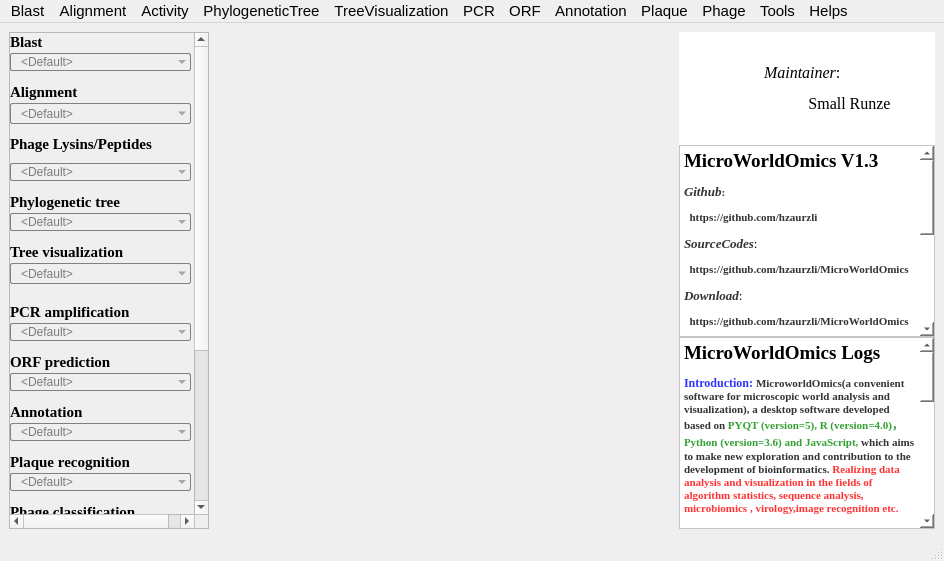
Before: the Qt Designer form MicroWorldOmics.ui in hzaurzli/MicroWorldOmics, drawn with Qt 5.
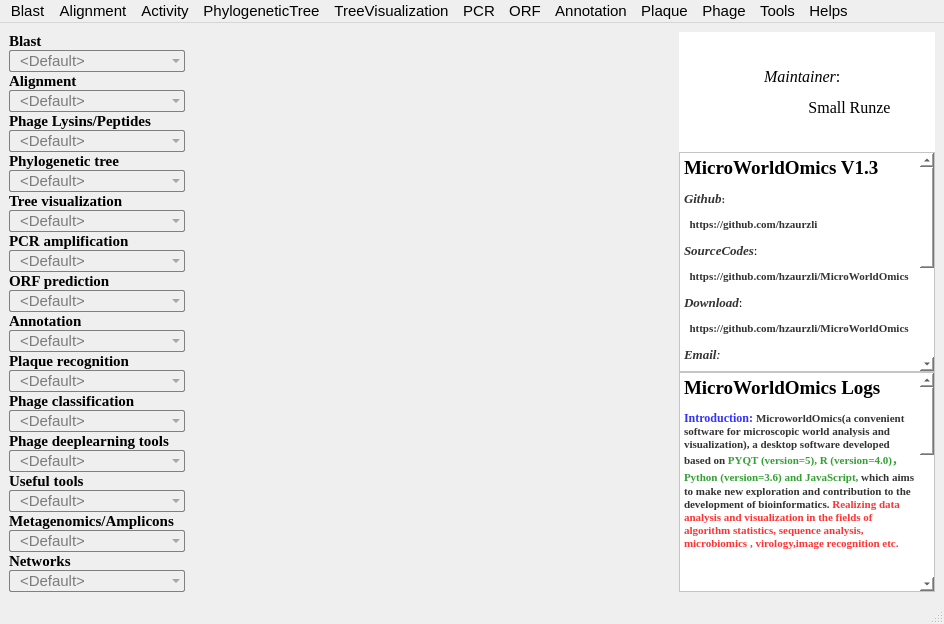
After: the same form once the commit is applied. Icons and pictures are not drawn.

What changed in the file:
```diff
--- a/MicroWorldOmics.ui
+++ b/MicroWorldOmics.ui
@@ -28,52 +28,40 @@
    <string notr="true">background-image: url(D:/tools/Pycharm/pyqt/logo/green.png)</string>
   </property>
   <widget class="QWidget" name="centralwidget">
-   <layout class="QGridLayout" name="gridLayout_3">
-    <item row="0" column="0">
-     <layout class="QVBoxLayout" name="verticalLayout" stretch="0">
+   <layout class="QHBoxLayout" name="horizontalLayout">
+    <item>
+     <layout class="QVBoxLayout" name="verticalLayout" stretch="0,0,0,0,0,0,0,0,0,0,0,0,0,0,0,0,0,0,0,0,0,0,0,0,0,0,0,0">
       <property name="spacing">
        <number>0</number>
       </property>
       <item>
-       <widget class="QScrollArea" name="scrollArea">
+       <widget class="QLabel" name="label">
         <property name="sizePolicy">
          <sizepolicy hsizetype="Preferred" vsizetype="Expanding">
           <horstretch>0</horstretch>
           <verstretch>0</verstretch>
          </sizepolicy>
         </property>
-        <property name="maximumSize">
-         <size>
-          <width>600</width>
-          <height>16777215</height>
-         </size>
+        <property name="font">
+         <font>
+          <family>Times New Roman</family>
+          <pointsize>11</pointsize>
+          <weight>75</weight>
+          <bold>true</bold>
+         </font>
         </property>
-        <property name="widgetResizable">
-         <bool>false</bool>
+        <property name="text">
+         <string>Blast</string>
         </property>
-        <widget class="QWidget" name="scrollAreaWidgetContents">
-         <property name="geometry">
-          <rect>
-           <x>0</x>
-           <y>-242</y>
-           <width>198</width>
-           <height>719</height>
-          </rect>
-         </property>
+       </widget>
+      </item>
+      <item>
          <widget class="QComboBox" name="comboBox">
           <property name="enabled">
            <bool>true</bool>
           </property>
-          <property name="geometry">
-           <rect>
-            <x>0</x>
-            <y>20</y>
-            <width>181</width>
-            <height>18</height>
-           </rect>
-          </property>
           <property name="sizePolicy">
-           <sizepolicy hsizetype="Expanding" vsizetype="Expanding">
+         <sizepolicy hsizetype="Preferred" vsizetype="Expanding">
             <horstretch>0</horstretch>
             <verstretch>0</verstretch>
            </sizepolicy>
@@ -123,44 +111,11 @@
            </property>
           </item>
          </widget>
-         <widget class="QLabel" name="label">
-          <property name="geometry">
-           <rect>
-            <x>0</x>
-            <y>0</y>
-            <width>181</width>
-            <height>17</height>
-           </rect>
-          </property>
-          <property name="sizePolicy">
-           <sizepolicy hsizetype="Expanding" vsizetype="Expanding">
-            <horstretch>0</horstretch>
-            <verstretch>0</verstretch>
-           </sizepolicy>
-          </property>
-          <property name="font">
-           <font>
-            <family>Times New Roman</family>
-            <pointsize>11</pointsize>
-            <weight>75</weight>
-            <bold>true</bold>
-           </font>
-          </property>
-          <property name="text">
-           <string>Blast</string>
-          </property>
-         </widget>
+      </item>
+      <item>
          <widget class="QLabel" name="label_2">
-          <property name="geometry">
-           <rect>
-            <x>0</x>
-            <y>50</y>
-            <width>181</width>
-            <height>17</height>
-           </rect>
-          </property>
           <property name="sizePolicy">
-           <sizepolicy hsizetype="Expanding" vsizetype="Expanding">
+         <sizepolicy hsizetype="Preferred" vsizetype="Expanding">
             <horstretch>0</horstretch>
             <verstretch>0</verstretch>
            </sizepolicy>
@@ -177,20 +132,14 @@
            <string>Alignment</string>
           </property>
          </widget>
+      </item>
+      <item>
          <widget class="QComboBox" name="comboBox_2">
           <property name="enabled">
            <bool>true</bool>
           </property>
-          <property name="geometry">
-           <rect>
-            <x>0</x>
-            <y>70</y>
-            <width>181</width>
-            <height>21</height>
-           </rect>
-          </property>
           <property name="sizePolicy">
-           <sizepolicy hsizetype="Expanding" vsizetype="Expanding">
+         <sizepolicy hsizetype="Preferred" vsizetype="Expanding">
             <horstretch>0</horstretch>
             <verstretch>0</verstretch>
            </sizepolicy>
@@ -236,17 +185,32 @@
            </property>
           </item>
          </widget>
+      </item>
+      <item>
+       <widget class="QLabel" name="label_3">
+        <property name="sizePolicy">
+         <sizepolicy hsizetype="Preferred" vsizetype="Expanding">
+          <horstretch>0</horstretch>
+          <verstretch>0</verstretch>
+         </sizepolicy>
+        </property>
+        <property name="font">
+         <font>
+          <family>Times New Roman</family>
+          <pointsize>11</pointsize>
+          <weight>75</weight>
+          <bold>true</bold>
+         </font>
+        </property>
+        <property name="text">
+         <string>Phage Lysins/Peptides</string>
+        </property>
+       </widget>
+      </item>
+      <item>
          <widget class="QComboBox" name="comboBox_3">
-          <property name="geometry">
-           <rect>
-            <x>0</x>
-            <y>130</y>
-            <width>181</width>
-            <height>18</height>
-           </rect>
-          </property>
           <property name="sizePolicy">
-           <sizepolicy hsizetype="Expanding" vsizetype="Expanding">
+         <sizepolicy hsizetype="Preferred" vsizetype="Expanding">
             <horstretch>0</horstretch>
             <verstretch>0</verstretch>
            </sizepolicy>
@@ -282,17 +246,11 @@
            </property>
           </item>
          </widget>
-         <widget class="QLabel" name="label_3">
-          <property name="geometry">
-           <rect>
-            <x>0</x>
-            <y>100</y>
-            <width>181</width>
-            <height>21</height>
-           </rect>
-          </property>
+      </item>
+      <item>
+       <widget class="QLabel" name="label_4">
           <property name="sizePolicy">
-           <sizepolicy hsizetype="Expanding" vsizetype="Expanding">
+         <sizepolicy hsizetype="Preferred" vsizetype="Expanding">
             <horstretch>0</horstretch>
             <verstretch>0</verstretch>
            </sizepolicy>
@@ -306,23 +264,17 @@
            </font>
           </property>
           <property name="text">
-           <string>Phage Lysins/Peptides</string>
-          </property>
-         </widget>
+         <string>Phylogenetic tree</string>
+        </property>
+       </widget>
+      </item>
+      <item>
          <widget class="QComboBox" name="comboBox_4">
           <property name="enabled">
            <bool>true</bool>
           </property>
-          <property name="geometry">
-           <rect>
-            <x>0</x>
-            <y>180</y>
-            <width>181</width>
-            <height>18</height>
-           </rect>
-          </property>
           <property name="sizePolicy">
-           <sizepolicy hsizetype="Expanding" vsizetype="Expanding">
+         <sizepolicy hsizetype="Preferred" vsizetype="Expanding">
             <horstretch>0</horstretch>
             <verstretch>0</verstretch>
            </sizepolicy>
@@ -363,88 +315,11 @@
            </property>
           </item>
          </widget>
-         <widget class="QLabel" name="label_4">
-          <property name="geometry">
-           <rect>
-            <x>0</x>
-            <y>160</y>
-            <width>181</width>
-            <height>17</height>
-           </rect>
-          </property>
-          <property name="sizePolicy">
-           <sizepolicy hsizetype="Expanding" vsizetype="Expanding">
-            <horstretch>0</horstretch>
-            <verstretch>0</verstretch>
-           </sizepolicy>
-          </property>
-          <property name="font">
-           <font>
-            <family>Times New Roman</family>
-            <pointsize>11</pointsize>
-            <weight>75</weight>
-            <bold>true</bold>
-           </font>
-          </property>
-          <property name="text">
-           <string>Phylogenetic tree</string>
-          </property>
-         </widget>
-         <widget class="QComboBox" name="comboBox_5">
-          <property name="enabled">
-           <bool>true</bool>
-          </property>
-          <property name="geometry">
-           <rect>
-            <x>0</x>
-            <y>230</y>
-            <width>181</width>
-            <height>21</height>
-           </rect>
-          </property>
-          <property name="sizePolicy">
-           <sizepolicy hsizetype="Expanding" vsizetype="Expanding">
-            <horstretch>0</horstretch>
-            <verstretch>0</verstretch>
-           </sizepolicy>
-          </property>
-          <property name="styleSheet">
-           <string notr="true">/* 未下拉时，QComboBox的样式 */
-QComboBox {
-    border: 1px solid gray;   /* 边框 */
-    border-radius:2px;   /* 圆角 */
-    padding: 0px 0px 0px 10px; /* 上内边距、右内边距、下内边距、左内边距 */
-    color: rgba(51,51,51,1);
-    /*font: normal normal 15px &quot;Microsoft YaHei&quot;;*/
-    text-align: AlignHCenter;
- 
-    color:rgb(123,123,123);/*字体颜色*/
-    background-color: transparent;
-}
-</string>
-          </property>
-          <item>
-           <property name="text">
-            <string>&lt;Default&gt;</string>
-           </property>
           </item>
           <item>
-           <property name="text">
-            <string>PhylogeneticTree</string>
-           </property>
-          </item>
-         </widget>
          <widget class="QLabel" name="label_5">
-          <property name="geometry">
-           <rect>
-            <x>0</x>
-            <y>210</y>
-            <width>181</width>
-            <height>17</height>
-           </rect>
-          </property>
           <property name="sizePolicy">
-           <sizepolicy hsizetype="Expanding" vsizetype="Expanding">
+         <sizepolicy hsizetype="Preferred" vsizetype="Expanding">
             <horstretch>0</horstretch>
             <verstretch>0</verstretch>
            </sizepolicy>
@@ -461,20 +336,14 @@
            <string>Tree visualization</string>
           </property>
          </widget>
-         <widget class="QComboBox" name="comboBox_6">
+      </item>
+      <item>
+       <widget class="QComboBox" name="comboBox_5">
           <property name="enabled">
            <bool>true</bool>
           </property>
-          <property name="geometry">
-           <rect>
-            <x>0</x>
-            <y>290</y>
-            <width>181</width>
-            <height>18</height>
-           </rect>
-          </property>
           <property name="sizePolicy">
-           <sizepolicy hsizetype="Expanding" vsizetype="Expanding">
+         <sizepolicy hsizetype="Preferred" vsizetype="Expanding">
             <horstretch>0</horstretch>
             <verstretch>0</verstretch>
            </sizepolicy>
@@ -491,7 +360,8 @@
  
     color:rgb(123,123,123);/*字体颜色*/
     background-color: transparent;
-}</string>
+}
+</string>
           </property>
           <item>
            <property name="text">
@@ -504,17 +374,11 @@
            </property>
           </item>
          </widget>
+      </item>
+      <item>
          <widget class="QLabel" name="label_6">
-          <property name="geometry">
-           <rect>
-            <x>0</x>
-            <y>270</y>
-            <width>181</width>
-            <height>17</height>
-           </rect>
-          </property>
           <property name="sizePolicy">
-           <sizepolicy hsizetype="Expanding" vsizetype="Expanding">
+         <sizepolicy hsizetype="Preferred" vsizetype="Expanding">
             <horstretch>0</horstretch>
             <verstretch>0</verstretch>
            </sizepolicy>
@@ -531,20 +395,130 @@
            <string>PCR amplification</string>
           </property>
          </widget>
+      </item>
+      <item>
+       <widget class="QComboBox" name="comboBox_6">
+        <property name="enabled">
+         <bool>true</bool>
+        </property>
+        <property name="sizePolicy">
+         <sizepolicy hsizetype="Preferred" vsizetype="Expanding">
+          <horstretch>0</horstretch>
+          <verstretch>0</verstretch>
+         </sizepolicy>
+        </property>
+        <property name="styleSheet">
+         <string notr="true">/* 未下拉时，QComboBox的样式 */
+QComboBox {
+    border: 1px solid gray;   /* 边框 */
+    border-radius:2px;   /* 圆角 */
+    padding: 0px 0px 0px 10px; /* 上内边距、右内边距、下内边距、左内边距 */
+    color: rgba(51,51,51,1);
+    /*font: normal normal 15px &quot;Microsoft YaHei&quot;;*/
+    text-align: AlignHCenter;
+ 
+    color:rgb(123,123,123);/*字体颜色*/
+    background-color: transparent;
+}</string>
+        </property>
+        <item>
+         <property name="text">
+          <string>&lt;Default&gt;</string>
+         </property>
+        </item>
+        <item>
+         <property name="text">
+          <string>PCR</string>
+         </property>
+        </item>
+       </widget>
+      </item>
+      <item>
+       <widget class="QLabel" name="label_7">
+        <property name="sizePolicy">
+         <sizepolicy hsizetype="Preferred" vsizetype="Expanding">
+          <horstretch>0</horstretch>
+          <verstretch>0</verstretch>
+         </sizepolicy>
+        </property>
+        <property name="font">
+         <font>
+          <family>Times New Roman</family>
+          <pointsize>11</pointsize>
+          <weight>75</weight>
+          <bold>true</bold>
+         </font>
+        </property>
+        <property name="text">
+         <string>ORF prediction</string>
+        </property>
+       </widget>
+      </item>
+      <item>
+       <widget class="QComboBox" name="comboBox_7">
+        <property name="enabled">
+         <bool>true</bool>
+        </property>
+        <property name="sizePolicy">
+         <sizepolicy hsizetype="Preferred" vsizetype="Expanding">
+          <horstretch>0</horstretch>
+          <verstretch>0</verstretch>
+         </sizepolicy>
+        </property>
+        <property name="styleSheet">
+         <string notr="true">/* 未下拉时，QComboBox的样式 */
+QComboBox {
+    border: 1px solid gray;   /* 边框 */
+    border-radius:2px;   /* 圆角 */
+    padding: 0px 0px 0px 10px; /* 上内边距、右内边距、下内边距、左内边距 */
+    color: rgba(51,51,51,1);
+    /*font: normal normal 15px &quot;Microsoft YaHei&quot;;*/
+    text-align: AlignHCenter;
+ 
+    color:rgb(123,123,123);/*字体颜色*/
+    background-color: transparent;
+}</string>
+        </property>
+        <item>
+         <property name="text">
+          <string>&lt;Default&gt;</string>
+         </property>
+        </item>
+        <item>
+         <property name="text">
+          <string>Prodigal</string>
+         </property>
+        </item>
+       </widget>
+      </item>
+      <item>
+       <widget class="QLabel" name="label_8">
+        <property name="sizePolicy">
+         <sizepolicy hsizetype="Preferred" vsizetype="Expanding">
+          <horstretch>0</horstretch>
+          <verstretch>0</verstretch>
+         </sizepolicy>
+        </property>
+        <property name="font">
+         <font>
+          <family>Times New Roman</family>
+          <pointsize>11</pointsize>
+          <weight>75</weight>
+          <bold>true</bold>
+         </font>
+        </property>
+        <property name="text">
+         <string>Annotation</string>
+        </property>
+       </widget>
+      </item>
+      <item>
          <widget class="QComboBox" name="comboBox_8">
           <property name="enabled">
            <bool>true</bool>
           </property>
-          <property name="geometry">
-           <rect>
-            <x>0</x>
-            <y>390</y>
-            <width>181</width>
-            <height>18</height>
-           </rect>
-          </property>
           <property name="sizePolicy">
-           <sizepolicy hsizetype="Expanding" vsizetype="Expanding">
+         <sizepolicy hsizetype="Preferred" vsizetype="Expanding">
             <horstretch>0</horstretch>
             <verstretch>0</verstretch>
            </sizepolicy>
@@ -599,17 +573,11 @@
            </property>
           </item>
          </widget>
-         <widget class="QLabel" name="label_8">
-          <property name="geometry">
-           <rect>
-            <x>0</x>
-            <y>370</y>
-            <width>181</width>
-            <height>17</height>
-           </rect>
-          </property>
+      </item>
+      <item>
+       <widget class="QLabel" name="label_9">
           <property name="sizePolicy">
-           <sizepolicy hsizetype="Expanding" vsizetype="Expanding">
+         <sizepolicy hsizetype="Preferred" vsizetype="Expanding">
             <horstretch>0</horstretch>
             <verstretch>0</verstretch>
            </sizepolicy>
@@ -623,23 +591,17 @@
            </font>
           </property>
           <property name="text">
-           <string>Annotation</string>
-          </property>
-         </widget>
+         <string>Plaque recognition</string>
+        </property>
+       </widget>
+      </item>
+      <item>
          <widget class="QComboBox" name="comboBox_9">
           <property name="enabled">
            <bool>true</bool>
           </property>
-          <property name="geometry">
-           <rect>
-            <x>0</x>
-            <y>440</y>
-            <width>181</width>
-            <height>18</height>
-           </rect>
-          </property>
           <property name="sizePolicy">
-           <sizepolicy hsizetype="Expanding" vsizetype="Expanding">
+         <sizepolicy hsizetype="Preferred" vsizetype="Expanding">
             <horstretch>0</horstretch>
             <verstretch>0</verstretch>
            </sizepolicy>
@@ -674,17 +636,11 @@
            </property>
           </item>
          </widget>
-         <widget class="QLabel" name="label_9">
-          <property name="geometry">
-           <rect>
-            <x>0</x>
-            <y>420</y>
-            <width>181</width>
-            <height>17</height>
-           </rect>
-          </property>
+      </item>
+      <item>
+       <widget class="QLabel" name="label_10">
           <property name="sizePolicy">
-           <sizepolicy hsizetype="Expanding" vsizetype="Expanding">
+         <sizepolicy hsizetype="Preferred" vsizetype="Expanding">
             <horstretch>0</horstretch>
             <verstretch>0</verstretch>
            </sizepolicy>
@@ -698,23 +654,17 @@
            </font>
           </property>
           <property name="text">
-           <string>Plaque recognition</string>
-          </property>
-         </widget>
+         <string>Phage classification</string>
+        </property>
+       </widget>
+      </item>
+      <item>
          <widget class="QComboBox" name="comboBox_10">
           <property name="enabled">
            <bool>true</bool>
           </property>
-          <property name="geometry">
-           <rect>
-            <x>0</x>
-            <y>490</y>
-            <width>181</width>
-            <height>18</height>
-           </rect>
-          </property>
           <property name="sizePolicy">
-           <sizepolicy hsizetype="Expanding" vsizetype="Expanding">
+         <sizepolicy hsizetype="Preferred" vsizetype="Expanding">
             <horstretch>0</horstretch>
             <verstretch>0</verstretch>
            </sizepolicy>
@@ -765,44 +715,11 @@
            </property>
           </item>
          </widget>
-         <widget class="QLabel" name="label_10">
-          <property name="geometry">
-           <rect>
-            <x>0</x>
-            <y>470</y>
-            <width>181</width>
-            <height>17</height>
-           </rect>
-          </property>
-          <property name="sizePolicy">
-           <sizepolicy hsizetype="Expanding" vsizetype="Expanding">
-            <horstretch>0</horstretch>
-            <verstretch>0</verstretch>
-           </sizepolicy>
-          </property>
-          <property name="font">
-           <font>
-            <family>Times New Roman</family>
-            <pointsize>11</pointsize>
-            <weight>75</weight>
-            <bold>true</bold>
-           </font>
-          </property>
-          <property name="text">
-           <string>Phage classification</string>
-          </property>
-         </widget>
+      </item>
+      <item>
          <widget class="QLabel" name="label_11">
-          <property name="geometry">
-           <rect>
-            <x>0</x>
-            <y>520</y>
-            <width>181</width>
-            <height>17</height>
-           </rect>
-          </property>
           <property name="sizePolicy">
-           <sizepolicy hsizetype="Expanding" vsizetype="Expanding">
+         <sizepolicy hsizetype="Preferred" vsizetype="Expanding">
             <horstretch>0</horstretch>
             <verstretch>0</verstretch>
            </sizepolicy>
@@ -819,20 +736,14 @@
            <string>Phage deeplearning tools</string>
           </property>
          </widget>
+      </item>
+      <item>
          <widget class="QComboBox" name="comboBox_11">
           <property name="enabled">
            <bool>true</bool>
           </property>
-          <property name="geometry">
-           <rect>
-            <x>0</x>
-            <y>540</y>
-            <width>181</width>
-            <height>18</height>
-           </rect>
-          </property>
           <property name="sizePolicy">
-           <sizepolicy hsizetype="Expanding" vsizetype="Expanding">
+         <sizepolicy hsizetype="Preferred" vsizetype="Expanding">
             <horstretch>0</horstretch>
             <verstretch>0</verstretch>
            </sizepolicy>
@@ -877,17 +788,11 @@
            </property>
           </item>
          </widget>
+      </item>
+      <item>
          <widget class="QLabel" name="label_12">
-          <property name="geometry">
-           <rect>
-            <x>0</x>
-            <y>570</y>
-            <width>181</width>
-            <height>17</height>
-           </rect>
-          </property>
           <property name="sizePolicy">
-           <sizepolicy hsizetype="Expanding" vsizetype="Expanding">
+         <sizepolicy hsizetype="Preferred" vsizetype="Expanding">
             <horstretch>0</horstretch>
             <verstretch>0</verstretch>
            </sizepolicy>
@@ -904,20 +809,14 @@
            <string>Useful tools</string>
           </property>
          </widget>
+      </item>
+      <item>
          <widget class="QComboBox" name="comboBox_12">
           <property name="enabled">
            <bool>true</bool>
           </property>
-          <property name="geometry">
-           <rect>
-            <x>0</x>
-            <y>590</y>
-            <width>181</width>
-            <height>18</height>
-           </rect>
-          </property>
           <property name="sizePolicy">
-           <sizepolicy hsizetype="Expanding" vsizetype="Expanding">
+         <sizepolicy hsizetype="Preferred" vsizetype="Expanding">
             <horstretch>0</horstretch>
             <verstretch>0</verstretch>
            </sizepolicy>
@@ -1052,87 +951,11 @@
            </property>
           </item>
          </widget>
-         <widget class="QComboBox" name="comboBox_7">
-          <property name="enabled">
-           <bool>true</bool>
-          </property>
-          <property name="geometry">
-           <rect>
-            <x>0</x>
-            <y>340</y>
-            <width>181</width>
-            <height>18</height>
-           </rect>
-          </property>
-          <property name="sizePolicy">
-           <sizepolicy hsizetype="Expanding" vsizetype="Expanding">
-            <horstretch>0</horstretch>
-            <verstretch>0</verstretch>
-           </sizepolicy>
-          </property>
-          <property name="styleSheet">
-           <string notr="true">/* 未下拉时，QComboBox的样式 */
-QComboBox {
-    border: 1px solid gray;   /* 边框 */
-    border-radius:2px;   /* 圆角 */
-    padding: 0px 0px 0px 10px; /* 上内边距、右内边距、下内边距、左内边距 */
-    color: rgba(51,51,51,1);
-    /*font: normal normal 15px &quot;Microsoft YaHei&quot;;*/
-    text-align: AlignHCenter;
- 
-    color:rgb(123,123,123);/*字体颜色*/
-    background-color: transparent;
-}</string>
-          </property>
-          <item>
-           <property name="text">
-            <string>&lt;Default&gt;</string>
-           </property>
           </item>
           <item>
-           <property name="text">
-            <string>Prodigal</string>
-           </property>
-          </item>
-         </widget>
-         <widget class="QLabel" name="label_7">
-          <property name="geometry">
-           <rect>
-            <x>0</x>
-            <y>320</y>
-            <width>181</width>
-            <height>17</height>
-           </rect>
-          </property>
-          <property name="sizePolicy">
-           <sizepolicy hsizetype="Expanding" vsizetype="Expanding">
-            <horstretch>0</horstretch>
-            <verstretch>0</verstretch>
-           </sizepolicy>
-          </property>
-          <property name="font">
-           <font>
-            <family>Times New Roman</family>
-            <pointsize>11</pointsize>
-            <weight>75</weight>
-            <bold>true</bold>
-           </font>
-          </property>
-          <property name="text">
-           <string>ORF prediction</string>
-          </property>
-         </widget>
          <widget class="QLabel" name="label_15">
-          <property name="geometry">
-           <rect>
-            <x>0</x>
-            <y>620</y>
-            <width>181</width>
-            <height>17</height>
-           </rect>
-          </property>
           <property name="sizePolicy">
-           <sizepolicy hsizetype="Expanding" vsizetype="Expanding">
+         <sizepolicy hsizetype="Preferred" vsizetype="Expanding">
             <horstretch>0</horstretch>
             <verstretch>0</verstretch>
            </sizepolicy>
@@ -1149,20 +972,14 @@
            <string>Metagenomics/Amplicons</string>
           </property>
          </widget>
+      </item>
+      <item>
          <widget class="QComboBox" name="comboBox_13">
           <property name="enabled">
            <bool>true</bool>
           </property>
-          <property name="geometry">
-           <rect>
-            <x>0</x>
-            <y>640</y>
-            <width>181</width>
-            <height>18</height>
-           </rect>
-          </property>
           <property name="sizePolicy">
-           <sizepolicy hsizetype="Expanding" vsizetype="Expanding">
+         <sizepolicy hsizetype="Preferred" vsizetype="Expanding">
             <horstretch>0</horstretch>
             <verstretch>0</verstretch>
            </sizepolicy>
@@ -1237,17 +1054,11 @@
            </property>
           </item>
          </widget>
+      </item>
+      <item>
          <widget class="QLabel" name="label_16">
-          <property name="geometry">
-           <rect>
-            <x>0</x>
-            <y>670</y>
-            <width>181</width>
-            <height>17</height>
-           </rect>
-          </property>
           <property name="sizePolicy">
-           <sizepolicy hsizetype="Expanding" vsizetype="Expanding">
+         <sizepolicy hsizetype="Preferred" vsizetype="Expanding">
             <horstretch>0</horstretch>
             <verstretch>0</verstretch>
            </sizepolicy>
@@ -1264,20 +1075,14 @@
            <string>Networks</string>
           </property>
          </widget>
+      </item>
+      <item>
          <widget class="QComboBox" name="comboBox_14">
           <property name="enabled">
            <bool>true</bool>
           </property>
-          <property name="geometry">
-           <rect>
-            <x>0</x>
-            <y>690</y>
-            <width>181</width>
-            <height>18</height>
-           </rect>
-          </property>
           <property name="sizePolicy">
-           <sizepolicy hsizetype="Expanding" vsizetype="Expanding">
+         <sizepolicy hsizetype="Preferred" vsizetype="Expanding">
             <horstretch>0</horstretch>
             <verstretch>0</verstretch>
            </sizepolicy>
@@ -1337,12 +1142,10 @@
            </property>
           </item>
          </widget>
-        </widget>
-       </widget>
       </item>
      </layout>
     </item>
-    <item row="0" column="1">
+    <item>
      <layout class="QGridLayout" name="gridLayout_2">
       <item row="0" column="0">
        <widget class="QLabel" name="label_17">
@@ -1386,7 +1189,7 @@
       </item>
      </layout>
     </item>
-    <item row="0" column="2">
+    <item>
      <layout class="QGridLayout" name="gridLayout" rowstretch="1,0,0">
       <property name="spacing">
        <number>0</number>
```
Left out of the diff: 2 changed lines with no effect on the pictures. Lines whose indentation alone changed are shown as unchanged.
